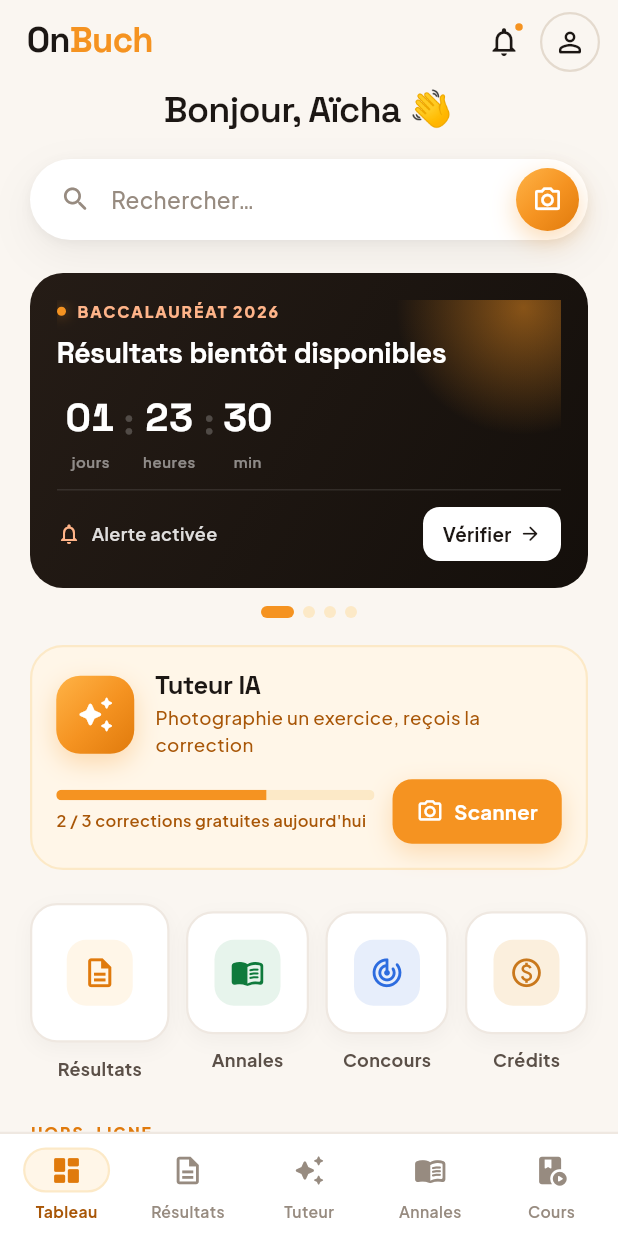
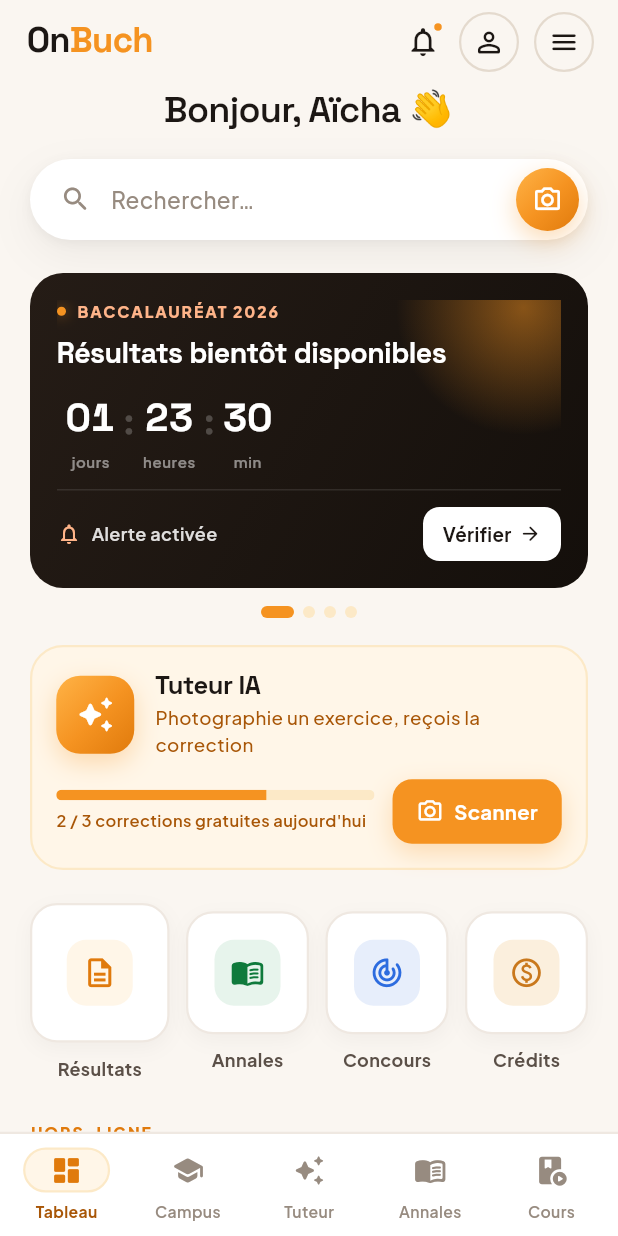
Before and after one commit to ludagg/onbuch-v2, a Flutter app: the HomeScreen screen opened by its route, on a phone screen of 412 x 824 dp. Run offline on Flutter 3.47's test engine with Material 3 defaults, Android fonts, the phone set to English and light mode, and no system bars; our stand-ins replace appwrite, go_router, google_fonts; network calls fail.

Commit message:
Add top overflow menu + replace Résultats tab with Campus
- OBTopMenu: bouton 'trois traits' dans la barre du haut (popup ancré sous
  le bouton, non un tiroir), pré-rempli d'entrées extensibles
- Barre de navigation: onglet Résultats remplacé par Campus (vie scolaire)
- Nouvel écran SchoolLifeScreen + route /campus (placeholder soigné)
- Accueil: bouton menu ajouté à droite du profil
- /results reste accessible via les raccourcis et le bouton Vérifier

```diff
--- a/lib/router/app_router.dart
+++ b/lib/router/app_router.dart
@@ -7,6 +7,7 @@ import '../screens/onboarding/profile_setup_screen.dart';
 import '../screens/onboarding/welcome_screen.dart';
 import '../screens/main_shell.dart';
 import '../screens/home/home_screen.dart';
+import '../screens/school/school_life_screen.dart';
 import '../screens/results/results_search_screen.dart';
 import '../screens/results/result_success_screen.dart';
 import '../screens/results/result_fail_screen.dart';
@@ -49,6 +50,7 @@ final appRouter = GoRouter(
       builder: (_, state, child) => MainShell(location: state.uri.path, child: child),
       routes: [
         GoRoute(path: '/home', builder: (_, __) => const HomeScreen()),
+        GoRoute(path: '/campus', builder: (_, __) => const SchoolLifeScreen()),
         GoRoute(
           path: '/results',
           builder: (_, __) => const ResultsSearchScreen(),
--- a/lib/screens/home/home_screen.dart
+++ b/lib/screens/home/home_screen.dart
@@ -40,9 +40,7 @@ class HomeScreen extends StatelessWidget {
                   ),
                 ),
               ]),
-              Padding(
-                padding: const EdgeInsets.only(right: 12),
-                child: GestureDetector(
+              GestureDetector(
                 onTap: () => context.go('/profile'),
                 child: Container(
                   width: 40, height: 40,
@@ -53,6 +51,10 @@ class HomeScreen extends StatelessWidget {
                   child: const Icon(Icons.person_outline_rounded, size: 22, color: OC.ink),
                 ),
               ),
+              const SizedBox(width: 10),
+              const Padding(
+                padding: EdgeInsets.only(right: 16),
+                child: OBTopMenu(),
               ),
             ],
           ),
--- a/lib/screens/main_shell.dart
+++ b/lib/screens/main_shell.dart
@@ -7,7 +7,7 @@ class MainShell extends StatelessWidget {
   final Widget child;
   const MainShell({super.key, required this.location, required this.child});
 
-  static const _routes = ['/home', '/results', '/tutor', '/annales', '/cours'];
+  static const _routes = ['/home', '/campus', '/tutor', '/annales', '/cours'];
 
   int get _index {
     for (int i = 0; i < _routes.length; i++) {
--- a/lib/widgets/ob_widgets.dart
+++ b/lib/widgets/ob_widgets.dart
@@ -1,5 +1,6 @@
 // Shared UI primitives for OnBuch V2
 import 'package:flutter/material.dart';
+import 'package:go_router/go_router.dart';
 import '../theme/app_theme.dart';
 
 // ─── Wordmark ─────────────────────────────────────────────────────────────────
@@ -267,7 +268,7 @@ class OBNavBar extends StatelessWidget {
 
   static const _tabs = [
     _NavTab(icon: Icons.dashboard_rounded, label: 'Tableau'),
-    _NavTab(icon: Icons.description_outlined, label: 'Résultats'),
+    _NavTab(icon: Icons.school_rounded, label: 'Campus'),
     _NavTab(icon: Icons.auto_awesome_rounded, label: 'Tuteur'),
     _NavTab(icon: Icons.menu_book_rounded, label: 'Annales'),
     _NavTab(icon: Icons.play_lesson_rounded, label: 'Cours'),
@@ -329,6 +330,87 @@ class _NavTab {
   final IconData icon;
   final String label;
   const _NavTab({required this.icon, required this.label});
+}
+
+// ─── Top overflow menu (popup ancré sous le bouton) ──────────────────────────
+class OBMenuEntry {
+  final IconData icon;
+  final String label;
+  final String? route; // null = pas encore disponible
+  const OBMenuEntry(this.icon, this.label, [this.route]);
+}
+
+/// Bouton « trois traits » de la barre supérieure : ouvre un petit menu
+/// contextuel juste sous le bouton (pas un tiroir latéral). Pensé pour
+/// accueillir les onglets/sections qui s'ajouteront.
+class OBTopMenu extends StatelessWidget {
+  final List<OBMenuEntry> entries;
+  const OBTopMenu({super.key, this.entries = _defaults});
+
+  static const List<OBMenuEntry> _defaults = [
+    OBMenuEntry(Icons.track_changes_rounded, 'Concours'),
+    OBMenuEntry(Icons.paid_outlined, 'Crédits'),
+    OBMenuEntry(Icons.groups_rounded, 'Communauté'),
+    OBMenuEntry(Icons.settings_outlined, 'Paramètres'),
+    OBMenuEntry(Icons.help_outline_rounded, 'Aide & support'),
+  ];
+
+  @override
+  Widget build(BuildContext context) {
+    return PopupMenuButton<int>(
+      tooltip: 'Menu',
+      position: PopupMenuPosition.under,
+      offset: const Offset(0, 8),
+      color: OC.paper,
+      elevation: 10,
+      shadowColor: OC.ink.withValues(alpha: 0.20),
+      constraints: const BoxConstraints(minWidth: 204, maxWidth: 240),
+      shape: RoundedRectangleBorder(
+        borderRadius: BorderRadius.circular(16),
+        side: const BorderSide(color: OC.line2, width: 1.5),
+      ),
+      itemBuilder: (context) => [
+        for (int i = 0; i < entries.length; i++)
+          PopupMenuItem<int>(
+            value: i,
+            height: 46,
+            padding: const EdgeInsets.symmetric(horizontal: 12),
+            child: Row(children: [
+              Container(
+                width: 30, height: 30,
+                decoration: BoxDecoration(color: OC.o50, borderRadius: BorderRadius.circular(9)),
+                child: Icon(entries[i].icon, size: 17, color: OC.o600),
+              ),
+              const SizedBox(width: 12),
+              Text(entries[i].label, style: body(13.5, weight: FontWeight.w600, color: OC.ink)),
+            ]),
+          ),
+      ],
+      onSelected: (i) {
+        final e = entries[i];
+        if (e.route != null) {
+          context.go(e.route!);
+        } else {
+          ScaffoldMessenger.of(context).showSnackBar(SnackBar(
+            content: Text('${e.label} — bientôt disponible',
+                style: body(13, weight: FontWeight.w600, color: Colors.white)),
+            backgroundColor: OC.ink,
+            behavior: SnackBarBehavior.floating,
+            shape: RoundedRectangleBorder(borderRadius: BorderRadius.circular(12)),
+            duration: const Duration(seconds: 2),
+          ));
+        }
+      },
+      child: Container(
+        width: 40, height: 40,
+        decoration: BoxDecoration(
+          shape: BoxShape.circle,
+          border: Border.all(color: OC.line2, width: 1.5),
+        ),
+        child: const Icon(Icons.menu_rounded, size: 21, color: OC.ink),
+      ),
+    );
+  }
 }
 
 // ─── OTP Row ──────────────────────────────────────────────────────────────────
```
Also changed, not shown: lib/screens/school/school_life_screen.dart (added, +72 -0 lines). Lines whose indentation alone changed are shown as unchanged.
